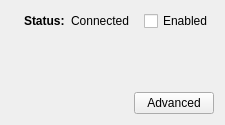
Old version of the form manager/wiredpage.ui in the repository OSSystems/qconnman-ui.
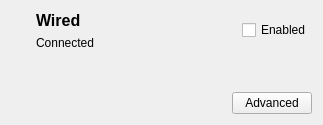
New version of the form. Icons and pictures are not drawn. Custom widgets are drawn as their Qt base class.

Commit message: Wired page ui: Header updated

What changed in the file:
```diff
--- a/manager/wiredpage.ui
+++ b/manager/wiredpage.ui
@@ -6,7 +6,7 @@
    <rect>
     <x>0</x>
     <y>0</y>
-    <width>225</width>
+    <width>323</width>
     <height>125</height>
    </rect>
   </property>
@@ -34,21 +34,34 @@
        <item>
         <layout class="QHBoxLayout" name="horizontalLayout_6">
          <item>
-          <widget class="QLabel" name="label_6">
-           <property name="sizePolicy">
-            <sizepolicy hsizetype="Maximum" vsizetype="Preferred">
-             <horstretch>0</horstretch>
-             <verstretch>0</verstretch>
-            </sizepolicy>
+          <spacer name="horizontalSpacer_2">
+           <property name="orientation">
+            <enum>Qt::Horizontal</enum>
            </property>
+           <property name="sizeType">
+            <enum>QSizePolicy::Fixed</enum>
+           </property>
+           <property name="sizeHint" stdset="0">
+            <size>
+             <width>12</width>
+             <height>20</height>
+            </size>
+           </property>
+          </spacer>
+         </item>
+         <item>
+          <layout class="QVBoxLayout" name="verticalLayout_2">
+           <item>
+            <widget class="QLabel" name="label">
            <property name="font">
             <font>
+               <pointsize>12</pointsize>
              <weight>75</weight>
              <bold>true</bold>
             </font>
            </property>
            <property name="text">
-            <string>Status:</string>
+              <string>Wired</string>
            </property>
           </widget>
          </item>
@@ -58,6 +71,8 @@
             <string>Connected</string>
            </property>
           </widget>
+           </item>
+          </layout>
          </item>
          <item>
           <spacer name="horizontalSpacer_4">
```
Lines whose indentation alone changed are shown as unchanged.
